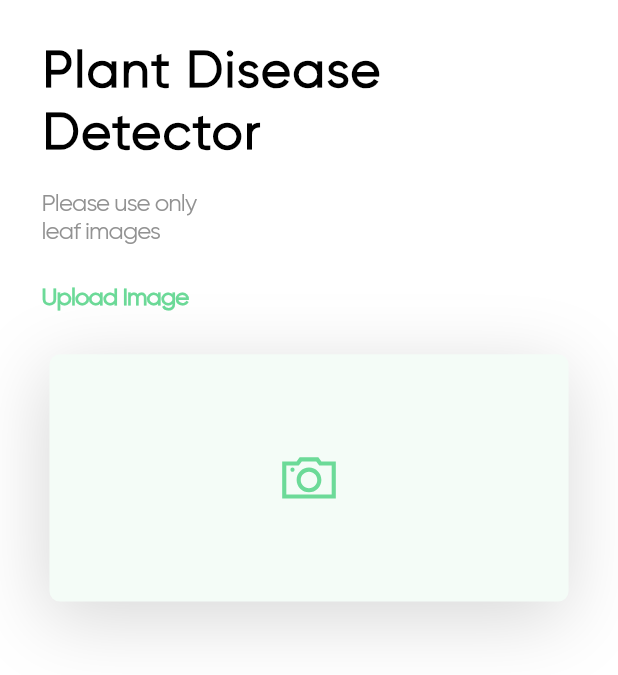
After one commit to Light-Heads/GoogleHack4Change, a Flutter app: the DiseaseView screen opened directly, on a phone screen of 412 x 824 dp. The commit adds this screen. Shown: the top 675 px of the screen. Run offline on Flutter 3.47's test engine with Material 2 defaults, Android fonts, the phone set to English and light mode, and no system bars; our stand-ins replace buttons_tabbar, dio, firebase_auth, firebase_core, geocoding, geolocator and 7 more; missing offline and left inert: dart:ffi; accounts and stored records are empty; network calls fail.

Commit message:
Detector UI

```diff
--- /dev/null
+++ b/lib/views/classifier/disease.dart
@@ -0,0 +1,198 @@
+import 'dart:io';
+
+import 'package:flutter/material.dart';
+import 'package:frontend/controllers/auth_controller.dart';
+import 'package:frontend/pallete.dart';
+import 'package:frontend/views/polygon/polygon.dart';
+import 'package:get/get.dart';
+import 'package:line_icons/line_icons.dart';
+import 'package:image_picker/image_picker.dart';
+
+import '../../theme.dart';
+
+
+XFile? image;
+class DiseaseView extends StatefulWidget {
+  const DiseaseView({
+    Key? key,
+  }) : super(key: key);
+
+  @override
+  State<DiseaseView> createState() => _DiseaseViewState();
+}
+
+class _DiseaseViewState extends State<DiseaseView> {
+  File? selectedImage;
+  TextEditingController _usernameController = TextEditingController();
+  TextEditingController _phoneController = TextEditingController();
+  @override
+  Widget build(BuildContext context) {
+    var size = MediaQuery.of(context).size;
+    var auth = Get.put(AuthController());
+    return Scaffold(
+      body: SafeArea(
+        child: SizedBox(
+          height: size.height,
+          width: size.width,
+          child: SingleChildScrollView(
+            child: Column(
+              crossAxisAlignment: CrossAxisAlignment.start,
+              children: [
+                Padding(
+                  padding: const EdgeInsets.all(28.0),
+                  child: Column(
+                    crossAxisAlignment: CrossAxisAlignment.start,
+                    children: [
+                      Text(
+                        "Plant Disease Detector",
+                        style: h1.copyWith(fontSize: 34, color: Colors.black),
+                      ),
+                      SizedBox(
+                        height: size.height * 0.02,
+                      ),
+                      Text(
+                        "Please use only\nleaf images",
+                        style: sub1,
+                      ),
+                      SizedBox(
+                        height: size.height * 0.03,
+                      ),
+                      Text(
+                        "Upload Image",
+                        style: sub1.copyWith(
+                            fontSize: 16,
+                            fontWeight: FontWeight.w800,
+                            color: Pallete.greenColor),
+                      ),
+                    ],
+                  ),
+                ),
+                Align(
+                  alignment: Alignment.center,
+                  child: InkWell(
+                    onTap: () async {
+                      await chooseImage();
+                    },
+                    child: selectedImage != null
+                        ? Container(
+                        width: size.width * 0.84,
+                        height: size.height * 0.2,
+                        decoration: ShapeDecoration(
+                          color: Color(0xFFF4FCF7),
+                          shape: RoundedRectangleBorder(
+                              borderRadius: BorderRadius.circular(7)),
+                          shadows: [
+                            BoxShadow(
+                              color: Color(0x28000000),
+                              blurRadius: 43,
+                              offset: Offset(-2, 11),
+                              spreadRadius: 0,
+                            )
+                          ],
+                        ),
+                        child: Image.file(selectedImage!)) // Show the picked image
+                        :Container(
+                      child: Center(
+                        child: IconButton(
+                          iconSize: 44,
+                          icon: Icon(
+                            LineIcons.camera,
+                            color: Pallete.greenColor,
+                          ),
+                          onPressed: () {},
+                        ),
+                      ),
+                      width: size.width * 0.84,
+                      height: size.height * 0.2,
+                      decoration: ShapeDecoration(
+                        color: Color(0xFFF4FCF7),
+                        shape: RoundedRectangleBorder(
+                            borderRadius: BorderRadius.circular(7)),
+                        shadows: [
+                          BoxShadow(
+                            color: Color(0x28000000),
+                            blurRadius: 43,
+                            offset: Offset(-2, 11),
+                            spreadRadius: 0,
+                          )
+                        ],
+                      ),
+                    ),
+                  ),
+                ),
+              ],
+            ),
+          ),
+        ),
+      ),
+    );
+  }
+
+  showLoaderDialog(BuildContext context) {
+    AlertDialog alert = AlertDialog(
+      content: new Row(
+        children: [
+          CircularProgressIndicator(),
+          Container(
+              margin: EdgeInsets.only(left: 7), child: Text("Uploading...")),
+        ],
+      ),
+    );
+    showDialog(
+      barrierDismissible: false,
+      context: context,
+      builder: (BuildContext context) {
+        return alert;
+      },
+    );
+  }
+
+  Future<bool> chooseImage() async {
+    final ImagePicker picker = ImagePicker();
+    final XFile? pickedFile =
+    await picker.pickImage(source: ImageSource.gallery);
+
+    if (pickedFile == null) {
+      showDialog(
+        context: context,
+        builder: (BuildContext context) {
+          return AlertDialog(
+            actions: [
+              TextButton(
+                child: const Text('Ok'),
+                onPressed: () {
+                  Navigator.of(context).pop();
+                },
+              )
+            ],
+            content: SizedBox(
+              width: MediaQuery.of(context).size.width * 0.5,
+              height: MediaQuery.of(context).size.height * 0.1,
+              child: Column(
+                children: const [
+                  Text(
+                    'No File choosen',
+                  ),
+                ],
+              ),
+            ),
+          );
+        },
+      );
+      return false;
+    } else {
+      setState(() {
+        selectedImage = File(pickedFile.path);
+      });
+      File file = File(pickedFile!.path);
+      // uploadFile(file, context, progController, id);
+      return true;
+    }
+  }
+
+  @override
+  void dispose() {
+    _usernameController.dispose();
+    super.dispose();
+  }
+}
```
Also changed, not shown: lib/auth/form.dart (+23 -1 lines), lib/navigation.dart (+3 -4 lines).
